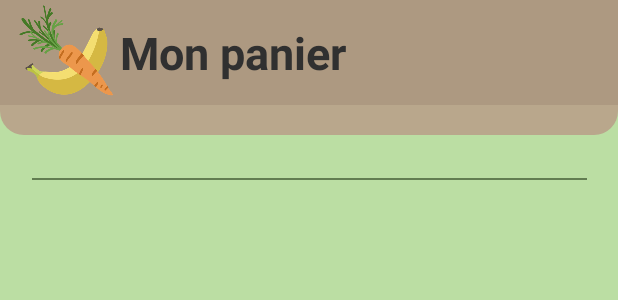
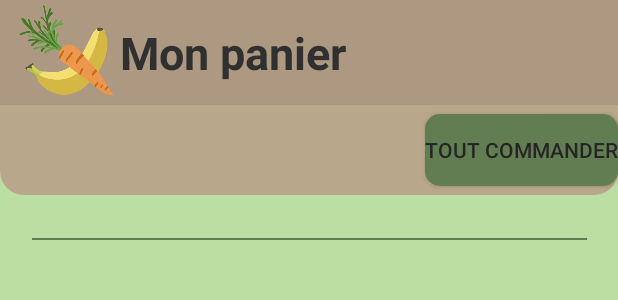
Before and after one commit to Vico08lv/ClientApplication, an Android app: the layout fragment_cart.xml on its own in the app's theme, with its tools: preview values and no code run, on a phone screen of 412 x 824 dp. Shown: the top 300 px of the screen. Run offline under Robolectric (Android 15) with nearby library versions, the phone set to English and light mode, and no system bars.

Commit message:
ok toujours error @body

```diff
--- a/app/src/main/java/com/example/clientapplication/fragment/app/CartAdapter.kt
+++ b/app/src/main/java/com/example/clientapplication/fragment/app/CartAdapter.kt
@@ -2,6 +2,7 @@ package com.example.clientapplication.fragment.app
 
 import android.app.Dialog
 import android.content.Context
+import android.util.Log
 import android.view.LayoutInflater
 import android.view.View
 import android.view.ViewGroup
@@ -47,6 +48,7 @@ class CartAdapter(
         }
 
         holder.panier_produit_info.text = produitsText.toString()
+
     }
 
 
@@ -58,7 +60,7 @@ class CartAdapter(
     }
 
     override fun getItemCount(): Int {
-        return 0
+        return panier.size
     }
 
 
--- a/app/src/main/java/com/example/clientapplication/fragment/app/ProduitAdapter.kt
+++ b/app/src/main/java/com/example/clientapplication/fragment/app/ProduitAdapter.kt
@@ -104,7 +104,8 @@ class ProduitAdapter(
             )
 
             // Appelle la fonction de l'interface pour gérer l'ajout au panier
-            product.emailProducteur?.let { it1 -> appViewModel.addToCart(produitQuantite, it1) }
+            product.emailProducteur?.let { it1 -> appViewModel.addToCart(produitQuantite) }
+//            product.emailProducteur?.let { it1 -> appViewModel.addToCart(produitQuantite, it1) }
 
         }
 
--- a/app/src/main/java/com/example/clientapplication/fragment/app/RechercheFragment.kt
+++ b/app/src/main/java/com/example/clientapplication/fragment/app/RechercheFragment.kt
@@ -56,9 +56,6 @@ class RechercheFragment : Fragment() {
         adapter = ProduitAdapter(emptyList(),requireContext(),appViewModel)
         productRecyclerView.adapter = adapter
 
-        fun onAddToCartClicked(produitQuantite: ProduitQuantiteRequest, emailProducteur: String) {
-            appViewModel.addToCart(produitQuantite, emailProducteur)
-        }
 
         /** MAJ liste produits **/
         appViewModel.produits.observe(viewLifecycleOwner, Observer { produits ->
--- a/app/src/main/java/com/example/clientapplication/model/request/CommandeRequest.kt
+++ b/app/src/main/java/com/example/clientapplication/model/request/CommandeRequest.kt
@@ -6,7 +6,7 @@ import java.util.Date
 data class CommandeRequest(
     val id: Long?,
     val status: StatusCommande?,
-    val cliend_id: String?,
+    var cliend_id: String?,
     var produits: List<ProduitQuantiteRequest>?,
     val date: Date
 )
--- a/app/src/main/res/layout/fragment_cart.xml
+++ b/app/src/main/res/layout/fragment_cart.xml
@@ -51,9 +51,25 @@
     <RelativeLayout
         android:id="@+id/layoutFilters"
         android:layout_width="match_parent"
-        android:layout_height="20dp"
+        android:layout_height="60dp"
         android:background="@drawable/semi_round_marron1_background"
         app:layout_constraintTop_toBottomOf="@+id/mesCommandeslayout">
+
+        <androidx.constraintlayout.widget.ConstraintLayout
+            android:layout_width="match_parent"
+            android:layout_height="match_parent">
+
+            <androidx.appcompat.widget.AppCompatButton
+                android:id="@+id/tout_commander"
+                android:layout_width="wrap_content"
+                android:layout_height="wrap_content"
+                android:background="@drawable/bouton_vert0"
+                android:text="Tout commander"
+                app:layout_constraintBottom_toBottomOf="parent"
+                app:layout_constraintEnd_toEndOf="parent"
+                app:layout_constraintTop_toTopOf="parent" />
+
+        </androidx.constraintlayout.widget.ConstraintLayout>
 
     </RelativeLayout>
 
```
Also changed, not shown: app/src/main/java/com/example/clientapplication/AppViewModel.kt (+26 -4 lines), app/src/main/java/com/example/clientapplication/fragment/app/CartFragment.kt (+14 -0 lines), app/src/main/java/com/example/clientapplication/localStorage/Storage.kt (+0 -61 lines).
